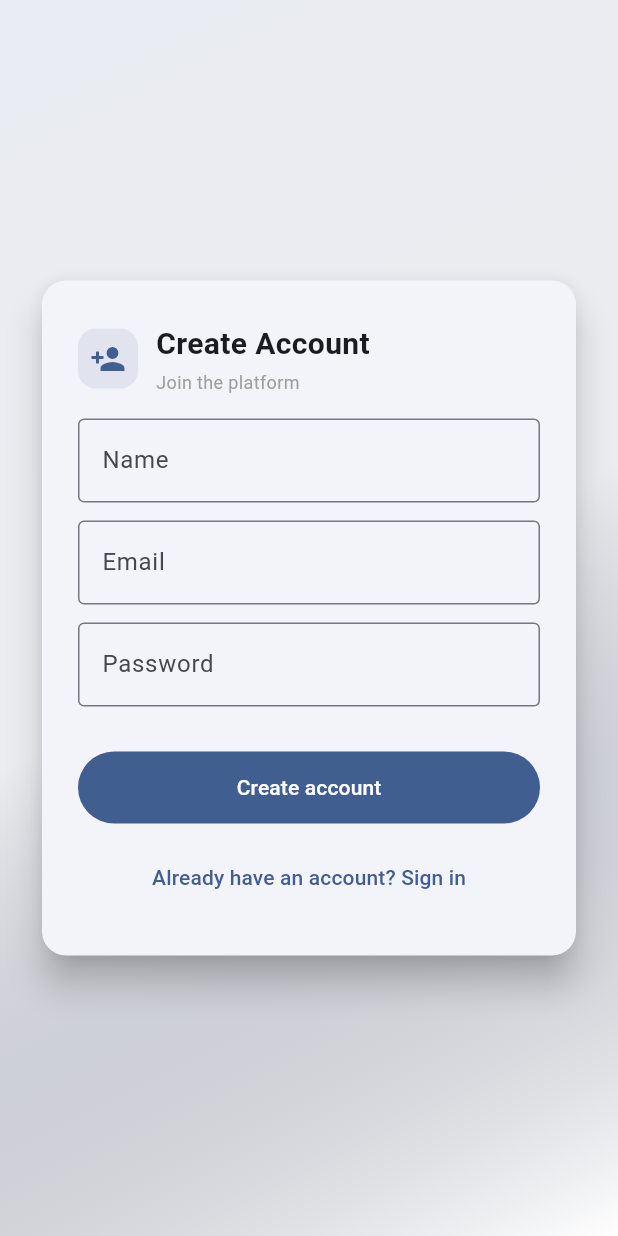
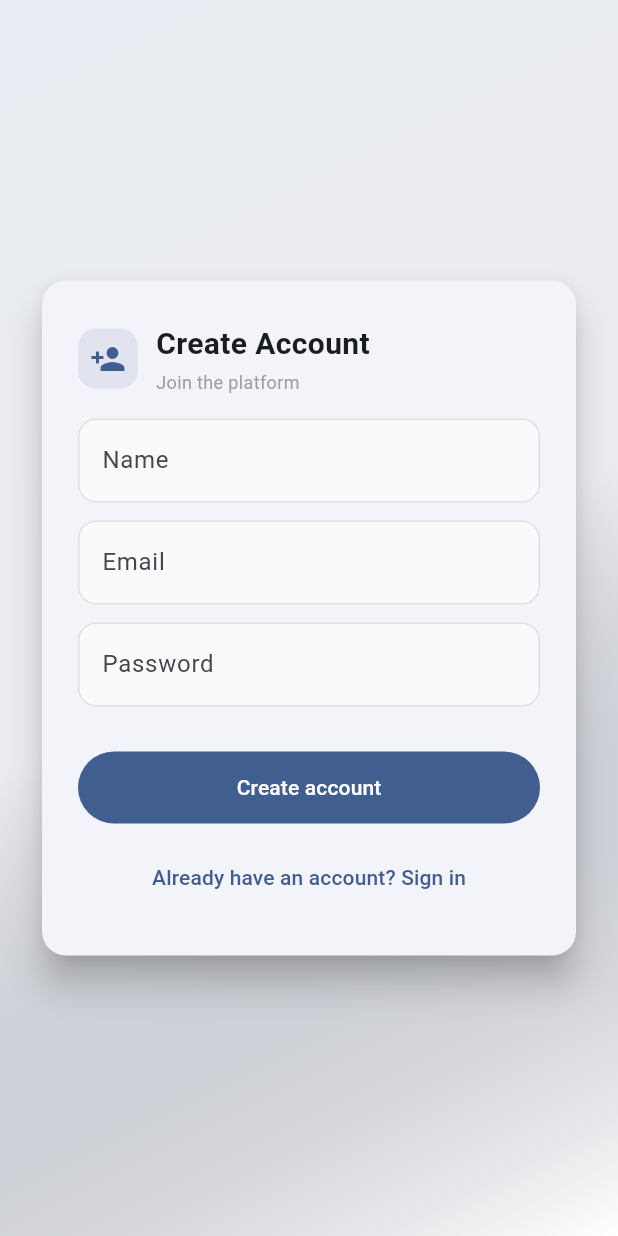
Before and after one commit to francisco3788/bolsa-_trabajo-flutter_proyect_final, a Flutter app: the RegisterPage screen opened by its route, on a phone screen of 412 x 824 dp. Run offline on Flutter 3.47's test engine with Material 3 defaults, Android fonts, the light colour scheme and no system bars; our stand-ins replace dartz, equatable, file_picker, flutter_dotenv, get, image_picker and 1 more; accounts and stored records are empty.

Commit message:
modificacion de barra de llenar informacion

```diff
--- a/lib/shared/widgets/primary_input.dart
+++ b/lib/shared/widgets/primary_input.dart
@@ -18,12 +18,28 @@ class PrimaryInput extends StatelessWidget {
 
   @override
   Widget build(BuildContext context) {
+    final scheme = Theme.of(context).colorScheme;
     return TextField(
       controller: controller,
       obscureText: obscure,
       keyboardType: keyboardType,
       enabled: enabled,
-      decoration: InputDecoration(labelText: label),
+      decoration: InputDecoration(
+        labelText: label,
+        filled: true,
+        fillColor: Colors.grey.shade50,
+        border: OutlineInputBorder(
+          borderRadius: BorderRadius.circular(12),
+        ),
+        enabledBorder: OutlineInputBorder(
+          borderRadius: BorderRadius.circular(12),
+          borderSide: BorderSide(color: Colors.grey.shade300),
+        ),
+        focusedBorder: OutlineInputBorder(
+          borderRadius: BorderRadius.circular(12),
+          borderSide: BorderSide(color: scheme.primary),
+        ),
+      ),
     );
   }
 }
```
Also changed, not shown: lib/features/profile/presentation/pages/candidate_profile_page.dart (+4 -4 lines), lib/features/profile/presentation/pages/enhanced_company_profile_page.dart (+4 -4 lines).
